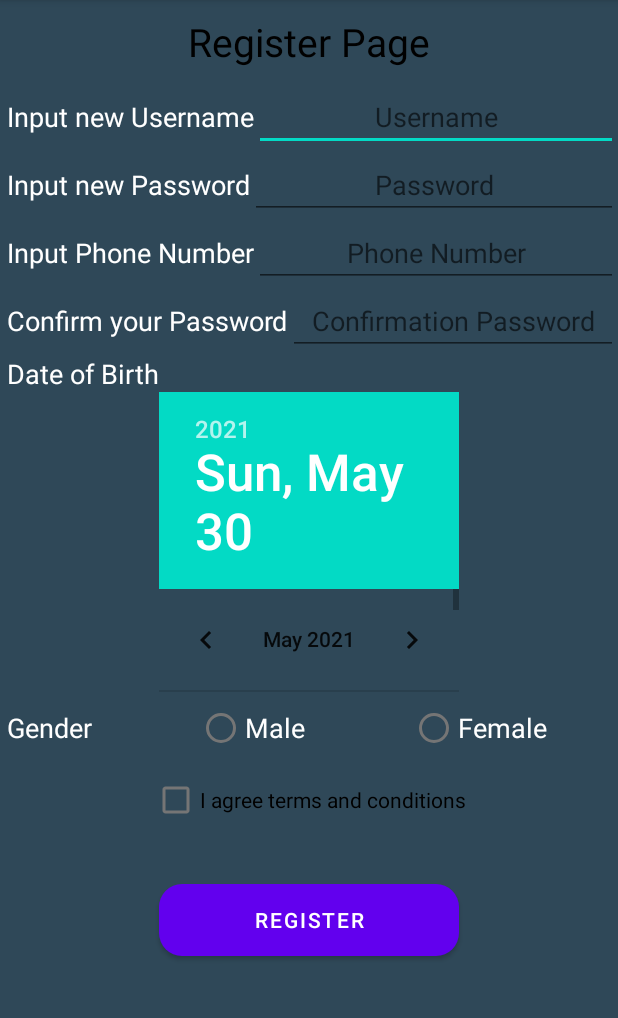
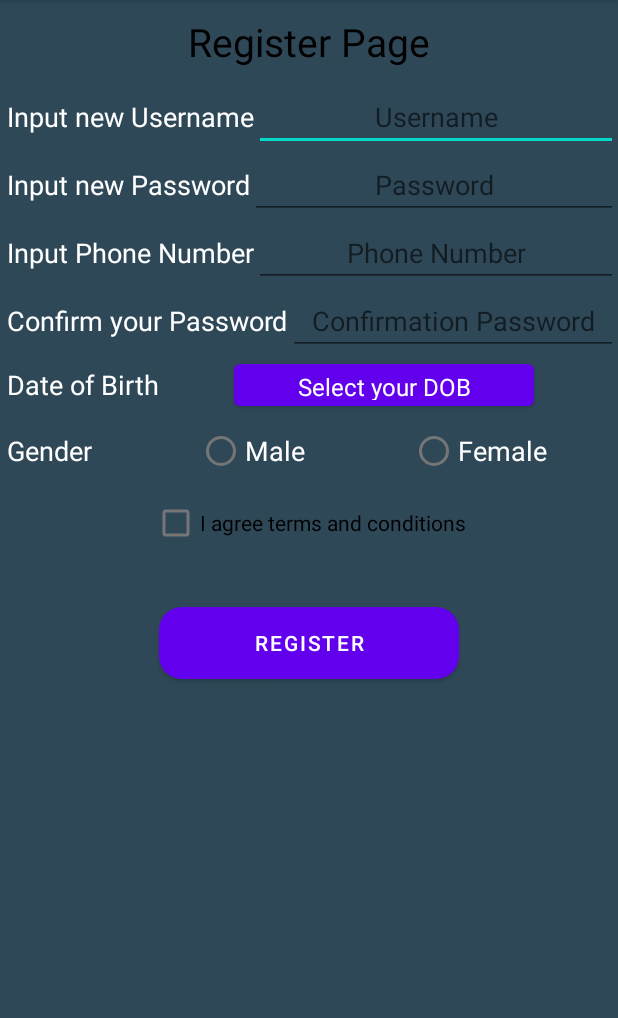
Before and after one commit to michaelwijaya2810/MCS_LAB_Kuuf, an Android app: the RegisterActivity screen opened directly, with no data from a screen before it, on a phone screen of 412 x 824 dp, the part 84-1102 px from its top. Run offline under Robolectric (Android 15) with nearby library versions, the phone set to English and light mode, and no system bars.

```diff
--- a/app/src/main/java/com/mcs_project/mcs_lab_kuuf_project/RegisterActivity.java
+++ b/app/src/main/java/com/mcs_project/mcs_lab_kuuf_project/RegisterActivity.java
@@ -2,6 +2,8 @@ package com.mcs_project.mcs_lab_kuuf_project;
 
 import androidx.appcompat.app.AppCompatActivity;
 
+import android.app.AlertDialog;
+import android.app.DatePickerDialog;
 import android.content.Intent;
 import android.os.Bundle;
 import android.view.View;
@@ -13,16 +15,19 @@ import android.widget.RadioGroup;
 import android.widget.TextView;
 
 import android.os.Bundle;
+
+import java.util.Calendar;
 import java.util.Date;
 
 public class RegisterActivity extends AppCompatActivity {
     TextView ETUsername, ETPassword, ETPhone, ETConfirmationPass, TVerror;
-    Button BTNRegister;
-    DatePicker datebirth;
+    Button BTNRegister,BTNDateBirth;
+    DatePickerDialog datebirth;
     RadioGroup radiogroupgender;
     RadioButton radioButtongender;
     CheckBox checkagreement;
     UsersDB usersDB;
+    String date = null;
 
     @Override
     protected void onCreate(Bundle savedInstanceState) {
@@ -33,11 +38,12 @@ public class RegisterActivity extends AppCompatActivity {
         ETPhone = findViewById(R.id.edittextphone);
         ETConfirmationPass = findViewById(R.id.edittextrepassword);
         BTNRegister = findViewById(R.id.regbtnreg);
-        datebirth = findViewById(R.id.datebirth);
+        BTNDateBirth = findViewById(R.id.datebirthbutton);
         radiogroupgender = findViewById(R.id.radiogroup);
         checkagreement = findViewById(R.id.checkboxagreement);
         TVerror = findViewById(R.id.texterrors);
         usersDB = new UsersDB(this);
+        initDatePicker();
 
         BTNRegister.setOnClickListener(new View.OnClickListener() {
             @Override
@@ -48,10 +54,9 @@ public class RegisterActivity extends AppCompatActivity {
                     user.password = ETPassword.getText().toString();
                     user.phone = ETPhone.getText().toString();
                     user.gender = radioButtongender.getText().toString();
-                    user.dateOfBirth = datebirth.getDayOfMonth() + "-" + (datebirth.getMonth() + 1) + "-" + datebirth.getYear();
-                    TVerror.setText("Register Succeed");
+                    user.dateOfBirth = date;
                     usersDB.insertUsers(user);
-                    OpenRegisterActivity();
+                    OpenMainActivity();
                 }
             }
         });
@@ -64,7 +69,64 @@ public class RegisterActivity extends AppCompatActivity {
         });
     }
 
-    private void OpenRegisterActivity() {
+    private void initDatePicker() {
+        DatePickerDialog.OnDateSetListener dateSetListener = new DatePickerDialog.OnDateSetListener() {
+            @Override
+            public void onDateSet(DatePicker datePicker, int year, int month, int day) {
+                month = month+1;
+                String monthstring = null;
+                if(month == 1){
+                    monthstring = "January";
+                }
+                if(month == 2){
+                    monthstring = "February";
+                }
+                if(month == 3){
+                    monthstring = "March";
+                }
+                if(month == 4){
+                    monthstring = "April";
+                }
+                if(month == 5){
+                    monthstring = "May";
+                }
+                if(month == 6){
+                    monthstring = "June";
+                }
+                if(month == 7){
+                    monthstring = "July";
+                }
+                if(month == 8){
+                    monthstring = "August";
+                }
+                if(month == 9){
+                    monthstring = "September";
+                }
+                if(month == 10){
+                    monthstring = "October";
+                }
+                if(month == 11){
+                    monthstring = "November";
+                }
+                if(month == 12){
+                    monthstring = "December";
+                }
+                date = day + "-" + monthstring + "-" + year;
+                BTNDateBirth.setText(date);
+            }
+        };
+        Calendar cal = Calendar.getInstance();
+        int year = cal.get(Calendar.YEAR);
+        int month = cal.get(Calendar.MONTH);
+        int day = cal.get(Calendar.DAY_OF_MONTH);
+
+        int style = AlertDialog.THEME_HOLO_LIGHT;
+
+        datebirth = new DatePickerDialog(this, style, dateSetListener, year, month, day);
+        datebirth.getDatePicker().setMaxDate(System.currentTimeMillis());
+    }
+
+    private void OpenMainActivity() {
         Intent intent = new Intent(this,MainActivity.class);
         startActivity(intent);
     }
@@ -149,10 +211,9 @@ public class RegisterActivity extends AppCompatActivity {
 
     private boolean checkDateOfBirth()
     {
-        Date dateOfBirth = new Date(datebirth.getYear(), datebirth.getMonth(), datebirth.getDayOfMonth());
-        if (!datebirth.isEnabled())
+        if (date == null)
         {
-            TVerror.setText("DOB cannot be in the future");
+            TVerror.setText("DOB cannot be empty");
             return false;
         }
         else{
@@ -225,4 +286,5 @@ public class RegisterActivity extends AppCompatActivity {
             return true;
         }
     }
+    public void opendatepicker(View view){ datebirth.show();}
 }
--- a/app/src/main/res/layout/activity_register.xml
+++ b/app/src/main/res/layout/activity_register.xml
@@ -60,6 +60,7 @@
                 android:layout_width="match_parent"
                 android:layout_height="wrap_content"
                 android:hint="Password"
+                android:inputType="textPassword"
                 android:textAlignment="center"
                 android:textSize="18sp" />
         </LinearLayout>
@@ -81,6 +82,7 @@
                 android:layout_width="match_parent"
                 android:layout_height="wrap_content"
                 android:hint="Phone Number"
+                android:inputType="number"
                 android:textAlignment="center"
                 android:textSize="18sp" />
 
@@ -102,24 +104,35 @@
                 android:layout_width="match_parent"
                 android:layout_height="wrap_content"
                 android:hint="Confirmation Password"
+                android:inputType="textPassword"
                 android:textAlignment="center"
                 android:textSize="18sp" />
         </LinearLayout>
 
-        <TextView
+        <LinearLayout
             android:layout_width="match_parent"
             android:layout_height="wrap_content"
-            android:layout_gravity="center"
-            android:text=" Date of Birth"
-            android:textColor="#FFFFFF"
-            android:textSize="18sp" />
+            android:orientation="horizontal">
 
-        <DatePicker
-            android:id="@+id/datebirth"
-            android:layout_width="200dp"
-            android:layout_height="200dp"
-            android:layout_gravity="center">
-        </DatePicker>
+            <TextView
+                android:layout_width="wrap_content"
+                android:layout_height="wrap_content"
+                android:layout_gravity="center"
+                android:text=" Date of Birth"
+                android:textColor="#FFFFFF"
+                android:textSize="18sp" />
+
+            <Button
+                android:id="@+id/datebirthbutton"
+                android:text="Select your DOB"
+                android:layout_width="200dp"
+                android:layout_height="40dp"
+                android:layout_marginLeft="50dp"
+                style="?android:spinnerItemStyle"
+                android:onClick="opendatepicker"/>
+
+        </LinearLayout>
+
 
         <LinearLayout
             android:layout_width="match_parent"
```
Also changed, not shown: app/src/main/res/layout/activity_main.xml (+5 -2 lines).
